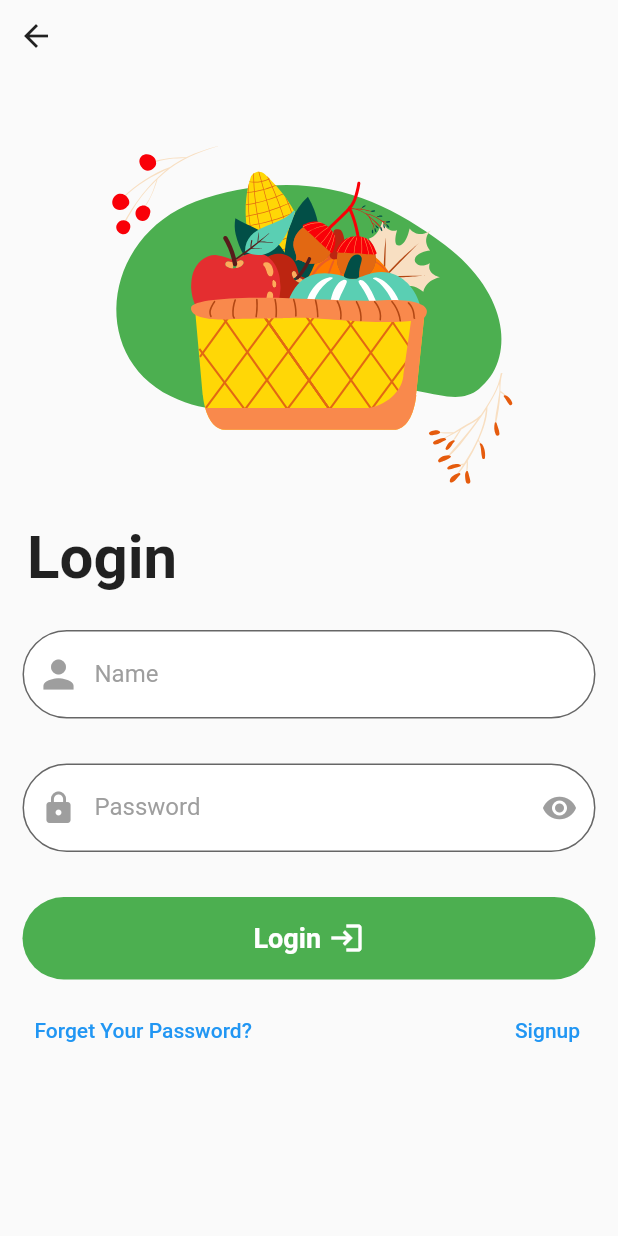
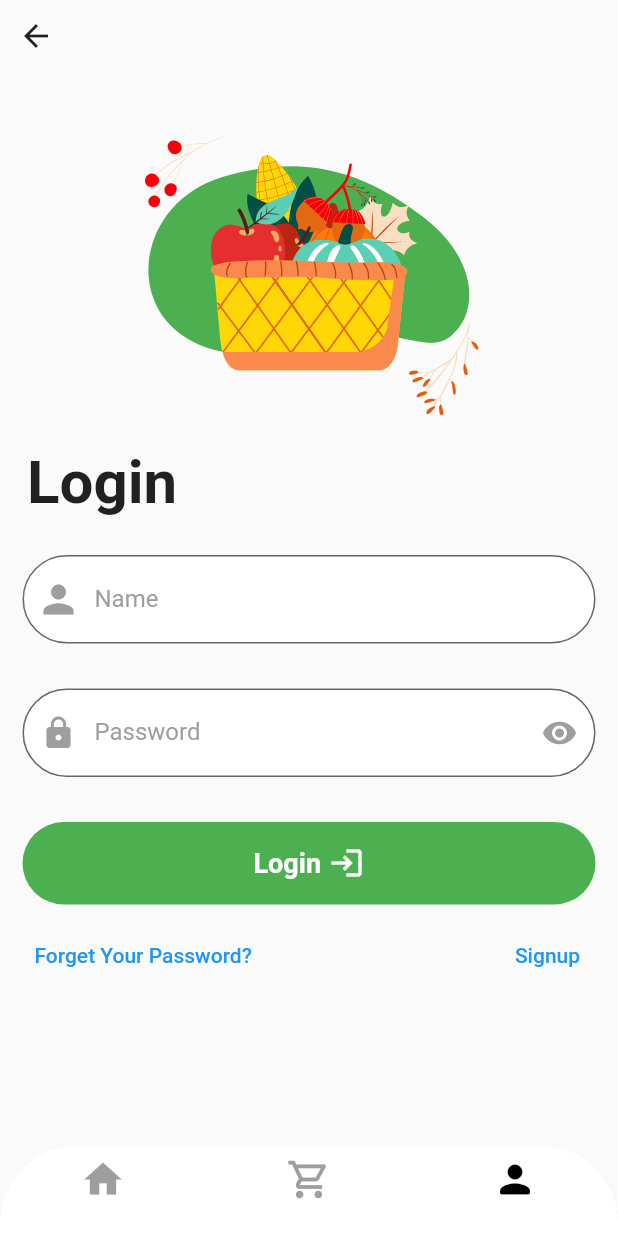
Before and after one commit to mohammedmansur/Grocery-App, a Flutter app: the screen it shows after launch, item 3 of the bottom bar chosen, on a phone screen of 412 x 824 dp. Run offline on Flutter 3.47's test engine with Material 2 defaults, Android fonts, the phone set to English and light mode, and no system bars; our stand-ins replace lottie.

Commit message:
design update

```diff
--- a/lib/Login.dart
+++ b/lib/Login.dart
@@ -2,6 +2,7 @@ import 'package:flutter/cupertino.dart';
 import 'package:flutter/material.dart';
 import 'package:flutter/src/widgets/container.dart';
 import 'package:flutter/src/widgets/framework.dart';
+import 'package:grocery/Profile.dart';
 import 'package:grocery/src/default.dart';
 import 'package:lottie/lottie.dart';
 
@@ -32,7 +33,7 @@ class _LoginState extends State<Login> {
             ],
           ),
           Container(
-            height: 300,
+            height: 250,
             width: double.infinity,
             child: Lottie.asset(
               'assets/Lottie/sabata.json',
@@ -113,6 +114,10 @@ class _LoginState extends State<Login> {
                   height: 30,
                 ),
                 GestureDetector(
+                  onTap: () {
+                    Navigator.push(context,
+                        MaterialPageRoute(builder: (context) => Profile()));
+                  },
                   child: Container(
                       height: 55.0,
                       width: 400,
--- a/lib/src/default.dart
+++ b/lib/src/default.dart
@@ -17,8 +17,10 @@ class _DefaultScreenState extends State<DefaultScreen> {
   Widget build(BuildContext context) {
     return Scaffold(
       body: screen[_isselected],
-      bottomNavigationBar: _isselected != 2
-          ? BottomNavigationBar(
+      bottomNavigationBar: ClipRRect(
+        borderRadius: BorderRadius.only(
+            topLeft: Radius.circular(50), topRight: Radius.circular(50)),
+        child: BottomNavigationBar(
           currentIndex: _isselected,
           backgroundColor: Color.fromARGB(255, 255, 255, 255),
           selectedItemColor: Color.fromARGB(255, 0, 0, 0),
@@ -39,8 +41,8 @@ class _DefaultScreenState extends State<DefaultScreen> {
             BottomNavigationBarItem(
                 icon: Icon(Icons.person_rounded), label: ''),
           ],
-            )
-          : null,
+        ),
+      ),
     );
   }
 }
```
Also changed, not shown: lib/Profile.dart (added, +81 -0 lines). Lines whose indentation alone changed are shown as unchanged.
